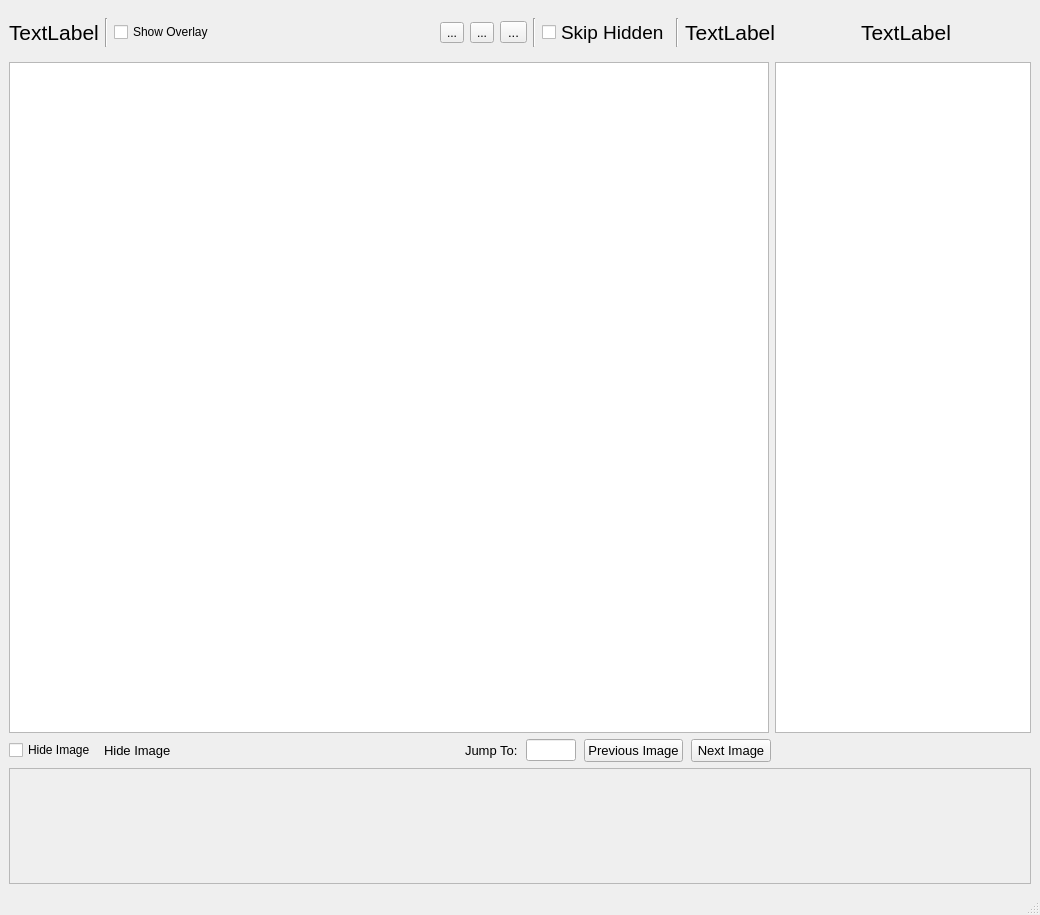
Above: resources/views/Viewer.ui from crgrove/automated-drone-image-analysis-tool before the change. Below: the same form after it.
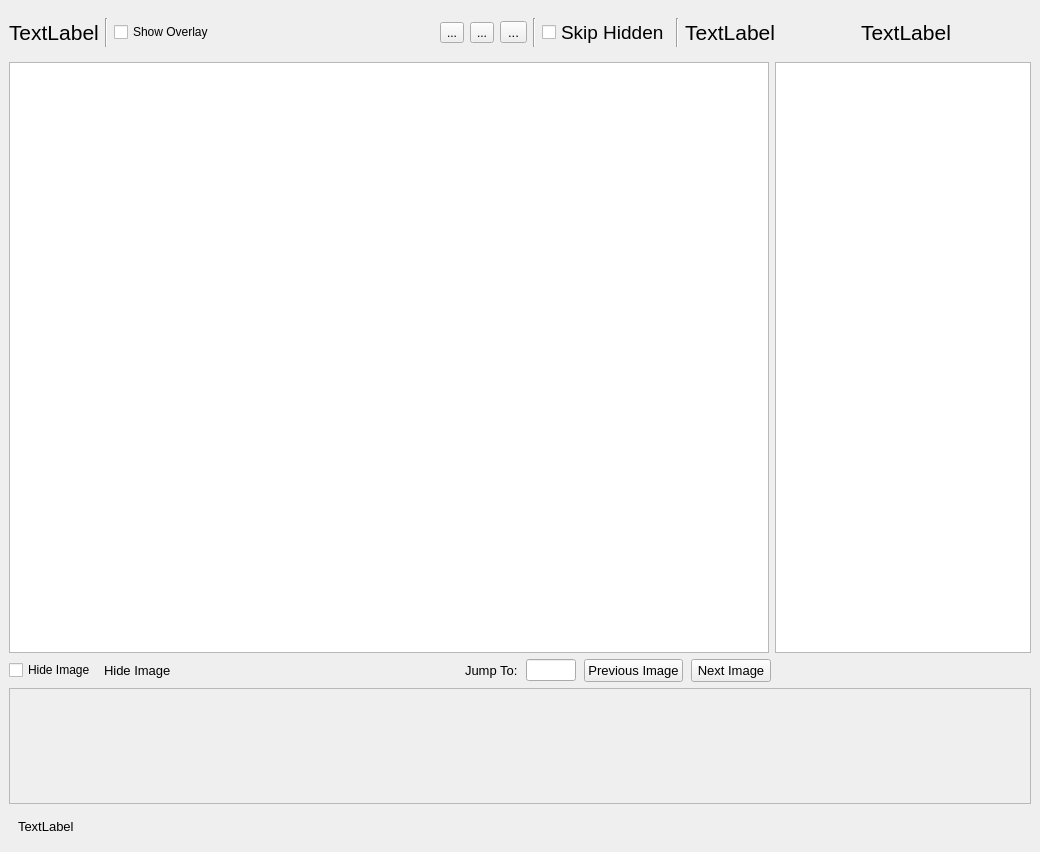
That is the form after the change. Icons and pictures are not drawn.

Commit message: refactor: updated status bar to use a label for more flexibiliy.  Set coordinates as link to open popup menu.

Patch:
```diff
--- a/resources/views/Viewer.ui
+++ b/resources/views/Viewer.ui
@@ -7,7 +7,7 @@
     <x>0</x>
     <y>0</y>
     <width>1040</width>
-    <height>915</height>
+    <height>852</height>
    </rect>
   </property>
   <property name="windowTitle">
@@ -492,14 +492,31 @@
       </widget>
      </widget>
     </item>
-   </layout>
-  </widget>
-  <widget class="QStatusBar" name="statusbar">
+    <item>
+     <widget class="QWidget" name="statusBarWidget" native="true">
+      <layout class="QHBoxLayout" name="horizontalLayout_4">
+       <item>
+        <widget class="QLabel" name="statusBar">
+         <property name="sizePolicy">
+          <sizepolicy hsizetype="MinimumExpanding" vsizetype="Preferred">
+           <horstretch>0</horstretch>
+           <verstretch>0</verstretch>
+          </sizepolicy>
+         </property>
    <property name="font">
     <font>
      <pointsize>10</pointsize>
     </font>
    </property>
+         <property name="text">
+          <string>TextLabel</string>
+         </property>
+        </widget>
+       </item>
+      </layout>
+     </widget>
+    </item>
+   </layout>
   </widget>
   <action name="actionOpen">
    <property name="text">
```
Lines whose indentation alone changed are shown as unchanged. The commit also changes 2 other files.
